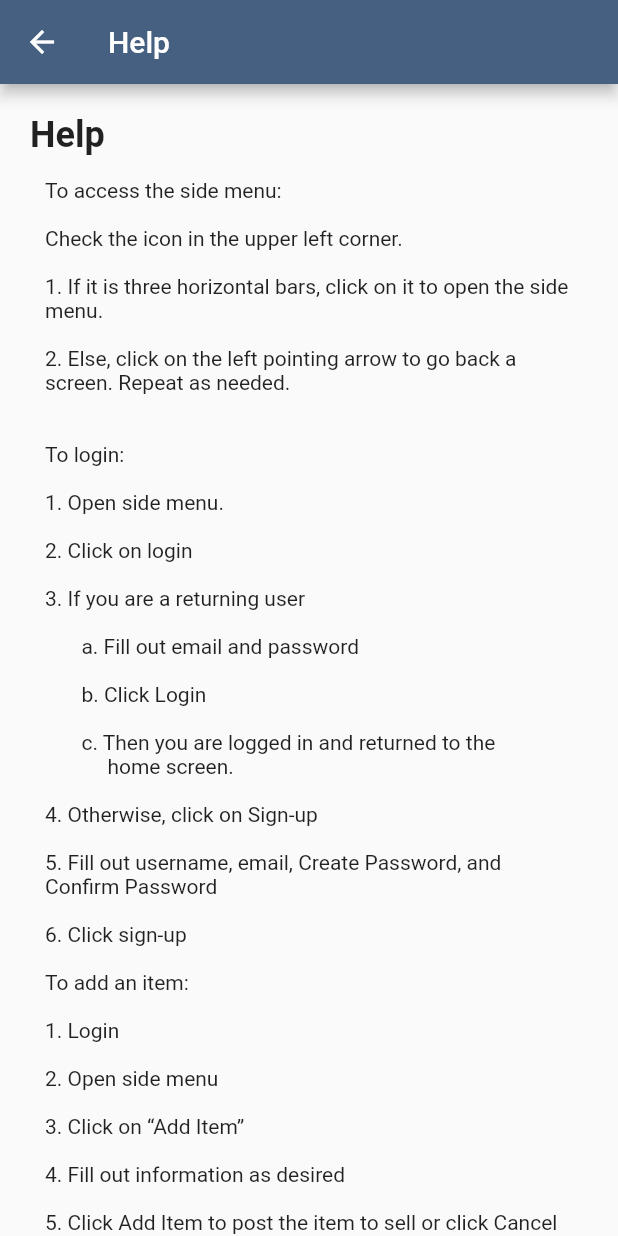
After one commit to CS262e-Eteam/Client-Firebase-Connected-, a Flutter app: the screen it shows after launch, in the side drawer, after a tap on "Help", on a phone screen of 412 x 824 dp. The commit adds this screen. Run offline on Flutter 3.47's test engine with Material 2 defaults, Android fonts, the phone set to English and light mode, and no system bars; our stand-ins replace cloud_firestore, font_awesome_flutter, responsive_grid; accounts and stored records are empty.

Commit message:
adding in the help

```diff
--- a/lib/components/menu_tabs.dart
+++ b/lib/components/menu_tabs.dart
@@ -9,7 +9,7 @@ import 'package:font_awesome_flutter/font_awesome_flutter.dart';
 import 'package:lab09/pages/edit_item.dart';
 import 'package:lab09/pages/filter_list.dart';
 import 'package:lab09/pages/login_page.dart';
-
+import 'package:lab09/pages/help_screen.dart';
 import 'package:lab09/shared/colors.dart' as colors;
 import 'package:lab09/shared/globals.dart' as globals;
 
@@ -104,6 +104,17 @@ class MenuTabsState extends State<MenuTabs> {
           );
         },
       ),
+      ListTile(
+        leading: Icon(Icons.help),
+        title: Text('Help'),
+        onTap: (){
+          Navigator.pop(context);
+          Navigator.push(
+            context,
+            new MaterialPageRoute(builder: (context) => new HelpPage()),
+          );
+        },
+      ),
     ];
 
 //    if (globals.isLoggedIn) {
--- /dev/null
+++ b/lib/pages/help_screen.dart
@@ -0,0 +1,83 @@
+/*
+Login Page - allows a user to log in or navigate to sign up page
+ */
+
+import 'package:flutter/material.dart';
+//import 'package:firebase_auth/firebase_auth.dart';
+import 'package:lab09/shared/colors.dart' as colors;
+
+class HelpPage extends StatefulWidget{
+  @override
+  State<StatefulWidget> createState(){
+	return HelpScreen();
+  }
+}
+
+class HelpScreen extends State<HelpPage> {
+  final String help_str = """To access the side menu:\n
+Check the icon in the upper left corner.\n
+1. If it is three horizontal bars, click on it to open the side menu.\n
+2. Else, click on the left pointing arrow to go back a screen. Repeat as needed.\n\n
+To login:\n
+1. Open side menu.\n
+2. Click on login\n
+3. If you are a returning user\n
+\t      a. Fill out email and password\n
+\t      b. Click Login\n
+\t      c. Then you are logged in and returned to the \n            home screen.\n
+4. Otherwise, click on Sign-up\n
+5. Fill out username, email, Create Password, and Confirm Password\n
+6. Click sign-up\n
+To add an item:\n
+1. Login\n
+2. Open side menu\n
+3. Click on “Add Item”\n
+4. Fill out information as desired\n
+5. Click Add Item to post the item to sell or click Cancel or the back arrow in the upper left to leave page without posting the new item.\n
+To Buy an item:\n
+1. Find the item you wish to buy\n
+2. Click on the item\n
+3. Then click on Contact Seller at the bottom of the page.\n
+4. Use the contact information to contact the seller (outside the app)\n""";
+  @override
+  Widget build(BuildContext context) => new Scaffold(
+		appBar: AppBar(
+			title: Text("Help"),
+			backgroundColor: colors.grayBlue,
+	  ),
+		body: ListView(
+			padding: EdgeInsets.all(20),
+			children: <Widget>[
+				Text(
+					"Help",
+					style: TextStyle(
+						fontSize: 24,
+						fontWeight: FontWeight.bold,
+					),
+				),
+				Padding(
+					padding: EdgeInsets.only(bottom: 15)
+				),
+				Padding(
+					padding: EdgeInsets.symmetric(horizontal: 10),
+					child:Text(help_str,
+          textAlign: TextAlign.left,),
+				),
+				Padding(
+					padding: EdgeInsets.only(bottom: 15)
+				),
+				const SizedBox(height: 30),
+				RaisedButton(
+					child:Text("Go Back"),
+					color: colors.teal,
+					onPressed: (){
+						Navigator.pop(context);
+					}
+				),
+				Padding(
+					padding: EdgeInsets.only(top: 45)
+				),
+			],
+		)
+  );
+}
```
Also changed, not shown: pubspec.lock.
